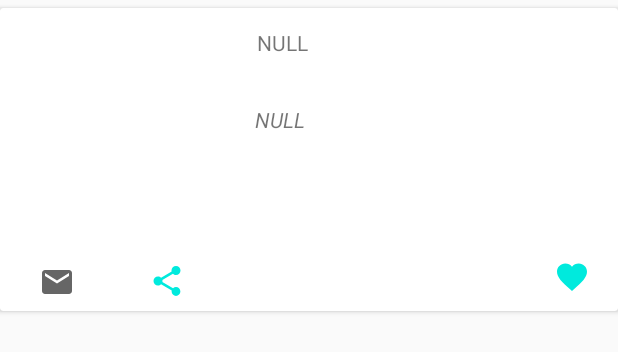
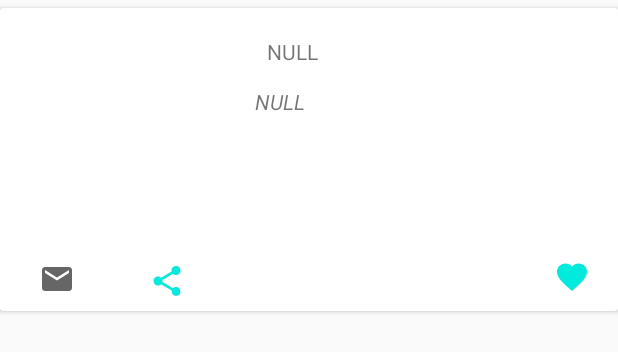
Before and after one commit to eniise/Bitirmeee_2, an Android app: the layout home_content_items.xml on its own in the app's theme, with its tools: preview values and no code run, on a phone screen of 412 x 824 dp. Shown: the top 352 px of the screen. Run offline under Robolectric (Android 15) with nearby library versions, the phone set to English and light mode, and no system bars.

Commit message:
Tasarim devam

```diff
--- a/app/src/main/res/layout/home_content_items.xml
+++ b/app/src/main/res/layout/home_content_items.xml
@@ -27,10 +27,10 @@
             android:layout_alignBottom="@+id/urunResim"
             android:layout_alignParentTop="true"
             android:layout_alignParentEnd="true"
-            android:layout_marginStart="11dp"
-            android:layout_marginTop="8dp"
-            android:layout_marginEnd="129dp"
-            android:layout_marginBottom="123dp"
+            android:layout_marginStart="18dp"
+            android:layout_marginTop="14dp"
+            android:layout_marginEnd="122dp"
+            android:layout_marginBottom="117dp"
             android:layout_toEndOf="@+id/urunResim"
             android:text="NULL" />
 
@@ -42,9 +42,9 @@
             android:layout_alignParentTop="true"
             android:layout_alignParentEnd="true"
             android:layout_marginStart="10dp"
-            android:layout_marginTop="59dp"
+            android:layout_marginTop="47dp"
             android:layout_marginEnd="6dp"
-            android:layout_marginBottom="-4dp"
+            android:layout_marginBottom="8dp"
             android:layout_toEndOf="@+id/urunResim"
             android:text="NULL"
 
@@ -80,7 +80,7 @@
             android:id="@+id/btnUrunIncele"
             style="@style/Widget.AppCompat.Button.Borderless"
             android:layout_width="wrap_content"
-            android:layout_height="31dp"
+            android:layout_height="27dp"
             android:layout_alignBottom="@+id/txtTrainerDetail"
             android:layout_alignParentStart="true"
             android:layout_alignParentTop="true"
@@ -88,7 +88,7 @@
             android:layout_marginStart="13dp"
             android:layout_marginTop="161dp"
             android:layout_marginEnd="350dp"
-            android:layout_marginBottom="-34dp"
+            android:layout_marginBottom="-41dp"
             android:fontFamily="sans-serif"
             android:includeFontPadding="false"
             android:src="@drawable/ic_baseline_mail_24"
```
Also changed, not shown: app/src/main/res/layout/chat_page.xml (+6 -67 lines).
